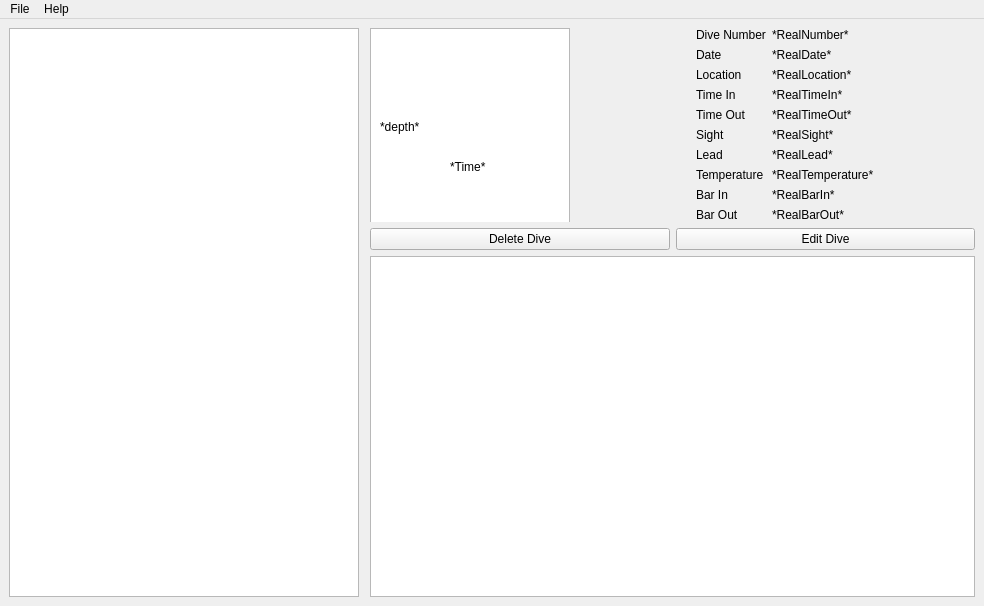
This is qt/window.ui in bloeper/dive as Qt 5 draws it before an edit. The edited form follows.
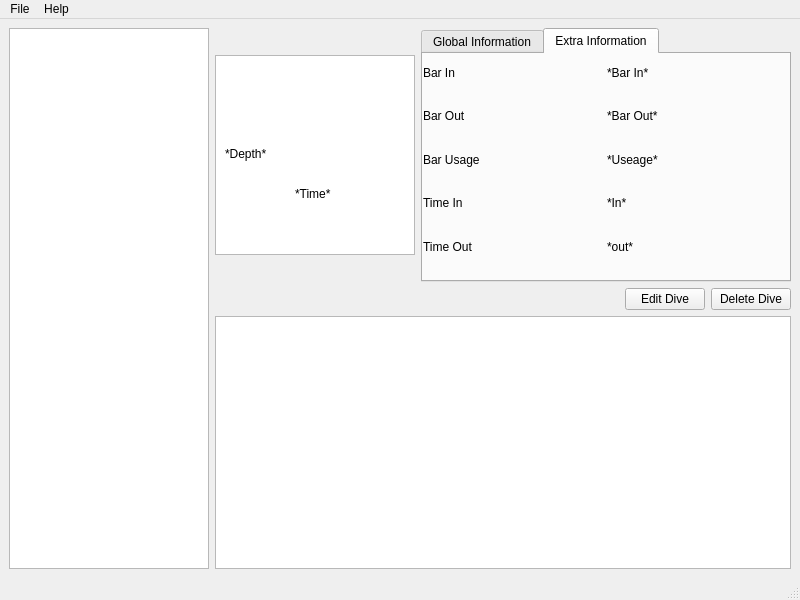
This is the edited form. The open tabs and pages were chosen to show the change. Icons and pictures are not drawn.

```diff
--- a/qt/window.ui
+++ b/qt/window.ui
@@ -6,16 +6,10 @@
    <rect>
     <x>0</x>
     <y>0</y>
-    <width>984</width>
-    <height>606</height>
+    <width>800</width>
+    <height>600</height>
    </rect>
   </property>
-  <property name="minimumSize">
-   <size>
-    <width>984</width>
-    <height>606</height>
-   </size>
-  </property>
   <property name="windowTitle">
    <string>Logbook</string>
   </property>
@@ -24,29 +18,26 @@
     <normaloff>:/img/icon.png</normaloff>:/img/icon.png</iconset>
   </property>
   <widget class="QWidget" name="centralwidget">
-   <layout class="QGridLayout" name="gridLayout">
-    <item row="0" column="0" rowspan="2">
-     <layout class="QHBoxLayout" name="Left">
-      <property name="spacing">
-       <number>0</number>
-      </property>
-      <property name="sizeConstraint">
-       <enum>QLayout::SetMinAndMaxSize</enum>
-      </property>
-      <property name="rightMargin">
-       <number>5</number>
-      </property>
+   <layout class="QHBoxLayout" name="horizontalLayout_2">
+    <item>
+     <layout class="QHBoxLayout" name="horizontalLayout">
       <item>
        <widget class="QListWidget" name="ListDives">
         <property name="sizePolicy">
-         <sizepolicy hsizetype="Expanding" vsizetype="Expanding">
+         <sizepolicy hsizetype="Fixed" vsizetype="Expanding">
           <horstretch>0</horstretch>
           <verstretch>0</verstretch>
          </sizepolicy>
         </property>
+        <property name="minimumSize">
+         <size>
+          <width>200</width>
+          <height>0</height>
+         </size>
+        </property>
         <property name="maximumSize">
          <size>
-          <width>350</width>
+          <width>200</width>
           <height>16777215</height>
          </size>
         </property>
@@ -58,19 +49,43 @@
         </property>
        </widget>
       </item>
-     </layout>
-    </item>
-    <item row="0" column="1">
-     <layout class="QHBoxLayout" name="horizontalLayout">
       <item>
-       <widget class="QFrame" name="frame">
+       <layout class="QVBoxLayout" name="Right">
+        <item>
+         <layout class="QHBoxLayout" name="GraphTab">
+          <item>
+           <widget class="QFrame" name="GraphFrame">
+            <property name="sizePolicy">
+             <sizepolicy hsizetype="Fixed" vsizetype="Fixed">
+              <horstretch>0</horstretch>
+              <verstretch>0</verstretch>
+             </sizepolicy>
+            </property>
+            <property name="minimumSize">
+             <size>
+              <width>200</width>
+              <height>200</height>
+             </size>
+            </property>
+            <property name="maximumSize">
+             <size>
+              <width>200</width>
+              <height>200</height>
+             </size>
+            </property>
+            <property name="baseSize">
+             <size>
+              <width>200</width>
+              <height>200</height>
+             </size>
+            </property>
         <property name="frameShape">
-         <enum>QFrame::NoFrame</enum>
+             <enum>QFrame::StyledPanel</enum>
         </property>
         <property name="frameShadow">
          <enum>QFrame::Raised</enum>
         </property>
-        <widget class="QGraphicsView" name="Planner">
+            <widget class="QGraphicsView" name="Graph">
          <property name="geometry">
           <rect>
            <x>0</x>
@@ -117,7 +132,7 @@
           </rect>
          </property>
          <property name="text">
-          <string>*depth*</string>
+              <string>*Depth*</string>
          </property>
         </widget>
         <widget class="QLabel" name="ITime">
@@ -136,23 +151,24 @@
        </widget>
       </item>
       <item>
-       <spacer name="horizontalSpacer">
-        <property name="orientation">
-         <enum>Qt::Horizontal</enum>
-        </property>
-        <property name="sizeType">
-         <enum>QSizePolicy::Fixed</enum>
-        </property>
-        <property name="sizeHint" stdset="0">
-         <size>
-          <width>40</width>
-          <height>20</height>
-         </size>
-        </property>
-       </spacer>
-      </item>
-      <item>
-       <layout class="QFormLayout" name="formLayout">
+           <widget class="QTabWidget" name="Information">
+            <property name="currentIndex">
+             <number>0</number>
+            </property>
+            <widget class="QWidget" name="Global">
+             <attribute name="title">
+              <string>Global Information</string>
+             </attribute>
+             <widget class="QWidget" name="layoutWidget">
+              <property name="geometry">
+               <rect>
+                <x>-1</x>
+                <y>-1</y>
+                <width>361</width>
+                <height>211</height>
+               </rect>
+              </property>
+              <layout class="QGridLayout" name="Holder">
         <item row="0" column="0">
          <widget class="QLabel" name="LNumber">
           <property name="text">
@@ -163,150 +179,174 @@
         <item row="0" column="1">
          <widget class="QLabel" name="INumber">
           <property name="text">
-           <string>*RealNumber*</string>
+                  <string>*Number*</string>
           </property>
          </widget>
         </item>
         <item row="1" column="0">
          <widget class="QLabel" name="LDate">
           <property name="text">
-           <string>Date</string>
+                  <string>Dive Date</string>
           </property>
          </widget>
         </item>
         <item row="1" column="1">
          <widget class="QLabel" name="IDate">
           <property name="text">
-           <string>*RealDate*</string>
+                  <string>*Date*</string>
           </property>
          </widget>
         </item>
         <item row="2" column="0">
-         <widget class="QLabel" name="LLocation">
-          <property name="text">
-           <string>Location</string>
-          </property>
-         </widget>
-        </item>
-        <item row="2" column="1">
-         <widget class="QLabel" name="ILocation">
-          <property name="text">
-           <string>*RealLocation*</string>
-          </property>
-         </widget>
-        </item>
-        <item row="3" column="0">
-         <widget class="QLabel" name="LTimeIn">
-          <property name="text">
-           <string>Time In</string>
-          </property>
-         </widget>
-        </item>
-        <item row="3" column="1">
-         <widget class="QLabel" name="ITimeIn">
-          <property name="text">
-           <string>*RealTimeIn*</string>
-          </property>
-         </widget>
-        </item>
-        <item row="4" column="0">
-         <widget class="QLabel" name="LTimeOut">
-          <property name="text">
-           <string>Time Out</string>
-          </property>
-         </widget>
-        </item>
-        <item row="4" column="1">
-         <widget class="QLabel" name="ITimeOut">
-          <property name="text">
-           <string>*RealTimeOut*</string>
-          </property>
-         </widget>
-        </item>
-        <item row="5" column="0">
-         <widget class="QLabel" name="LSight">
-          <property name="text">
-           <string>Sight</string>
-          </property>
-         </widget>
-        </item>
-        <item row="5" column="1">
-         <widget class="QLabel" name="ISight">
-          <property name="text">
-           <string>*RealSight*</string>
-          </property>
-         </widget>
-        </item>
-        <item row="6" column="0">
          <widget class="QLabel" name="LLead">
           <property name="text">
            <string>Lead</string>
           </property>
          </widget>
         </item>
-        <item row="6" column="1">
+               <item row="2" column="1">
          <widget class="QLabel" name="ILead">
           <property name="text">
-           <string>*RealLead*</string>
+                  <string>*Lead*</string>
           </property>
          </widget>
         </item>
-        <item row="7" column="0">
+               <item row="3" column="0">
+                <widget class="QLabel" name="LSight">
+                 <property name="text">
+                  <string>Sight</string>
+                 </property>
+                </widget>
+               </item>
+               <item row="3" column="1">
+                <widget class="QLabel" name="ISight">
+                 <property name="text">
+                  <string>*sight*</string>
+                 </property>
+                </widget>
+               </item>
+               <item row="4" column="0">
          <widget class="QLabel" name="LTemperature">
           <property name="text">
            <string>Temperature</string>
           </property>
          </widget>
         </item>
-        <item row="7" column="1">
+               <item row="4" column="1">
          <widget class="QLabel" name="ITemperature">
           <property name="text">
-           <string>*RealTemperature*</string>
+                  <string>*Temperature</string>
           </property>
          </widget>
         </item>
-        <item row="8" column="0">
+              </layout>
+             </widget>
+            </widget>
+            <widget class="QWidget" name="InDepth">
+             <attribute name="title">
+              <string>Extra Information</string>
+             </attribute>
+             <widget class="QWidget" name="layoutWidget">
+              <property name="geometry">
+               <rect>
+                <x>0</x>
+                <y>0</y>
+                <width>361</width>
+                <height>211</height>
+               </rect>
+              </property>
+              <layout class="QGridLayout" name="Holder_2">
+               <item row="0" column="0">
          <widget class="QLabel" name="LBarIn">
           <property name="text">
            <string>Bar In</string>
           </property>
          </widget>
         </item>
-        <item row="8" column="1">
+               <item row="0" column="1">
          <widget class="QLabel" name="IBarIn">
           <property name="text">
-           <string>*RealBarIn*</string>
+                  <string>*Bar In*</string>
           </property>
          </widget>
         </item>
-        <item row="9" column="0">
+               <item row="1" column="0">
          <widget class="QLabel" name="LBarOut">
           <property name="text">
            <string>Bar Out</string>
           </property>
          </widget>
         </item>
-        <item row="9" column="1">
+               <item row="1" column="1">
          <widget class="QLabel" name="IBarOut">
           <property name="text">
-           <string>*RealBarOut*</string>
+                  <string>*Bar Out*</string>
           </property>
          </widget>
         </item>
-       </layout>
+               <item row="2" column="0">
+                <widget class="QLabel" name="LBarUseage">
+                 <property name="text">
+                  <string>Bar Usage</string>
+                 </property>
+                </widget>
+               </item>
+               <item row="2" column="1">
+                <widget class="QLabel" name="IBarUseage">
+                 <property name="text">
+                  <string>*Useage*</string>
+                 </property>
+                </widget>
+               </item>
+               <item row="3" column="0">
+                <widget class="QLabel" name="LTimeIn">
+                 <property name="text">
+                  <string>Time In</string>
+                 </property>
+                </widget>
+               </item>
+               <item row="3" column="1">
+                <widget class="QLabel" name="ITimeIn">
+                 <property name="text">
+                  <string>*In*</string>
+                 </property>
+                </widget>
+               </item>
+               <item row="4" column="0">
+                <widget class="QLabel" name="LTimeOut">
+                 <property name="text">
+                  <string>Time Out</string>
+                 </property>
+                </widget>
+               </item>
+               <item row="4" column="1">
+                <widget class="QLabel" name="ITimeOut">
+                 <property name="text">
+                  <string>*out*</string>
+                 </property>
+                </widget>
+               </item>
+              </layout>
+             </widget>
+            </widget>
+           </widget>
       </item>
      </layout>
     </item>
-    <item row="1" column="1">
-     <layout class="QVBoxLayout" name="verticalLayout">
       <item>
        <layout class="QHBoxLayout" name="Buttons">
         <item>
-         <widget class="QPushButton" name="Delete">
-          <property name="text">
-           <string>Delete Dive</string>
-          </property>
-         </widget>
+           <spacer name="horizontalSpacer">
+            <property name="orientation">
+             <enum>Qt::Horizontal</enum>
+            </property>
+            <property name="sizeHint" stdset="0">
+             <size>
+              <width>40</width>
+              <height>20</height>
+             </size>
+            </property>
+           </spacer>
         </item>
         <item>
          <widget class="QPushButton" name="Edit">
@@ -315,6 +355,13 @@
           </property>
          </widget>
         </item>
+          <item>
+           <widget class="QPushButton" name="Delete">
+            <property name="text">
+             <string>Delete Dive</string>
+            </property>
+           </widget>
+          </item>
        </layout>
       </item>
       <item>
@@ -323,13 +370,15 @@
      </layout>
     </item>
    </layout>
+    </item>
+   </layout>
   </widget>
   <widget class="QMenuBar" name="menubar">
    <property name="geometry">
     <rect>
      <x>0</x>
      <y>0</y>
-     <width>984</width>
+     <width>800</width>
      <height>25</height>
     </rect>
    </property>
@@ -352,6 +401,7 @@
    <addaction name="menuFile"/>
    <addaction name="menuHelp"/>
   </widget>
+  <widget class="QStatusBar" name="statusbar"/>
   <action name="AddDive">
    <property name="text">
     <string>Add Dive</string>
```
Left out of the diff: 16 changed lines with no effect on the pictures. Lines whose indentation alone changed are shown as unchanged.
